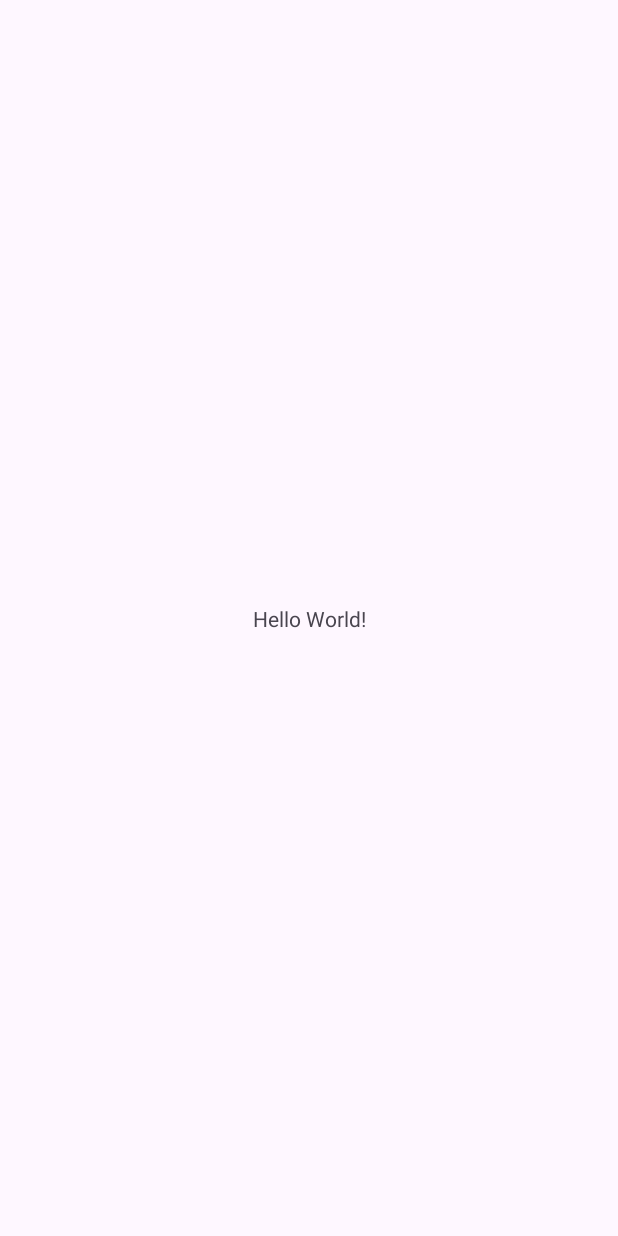
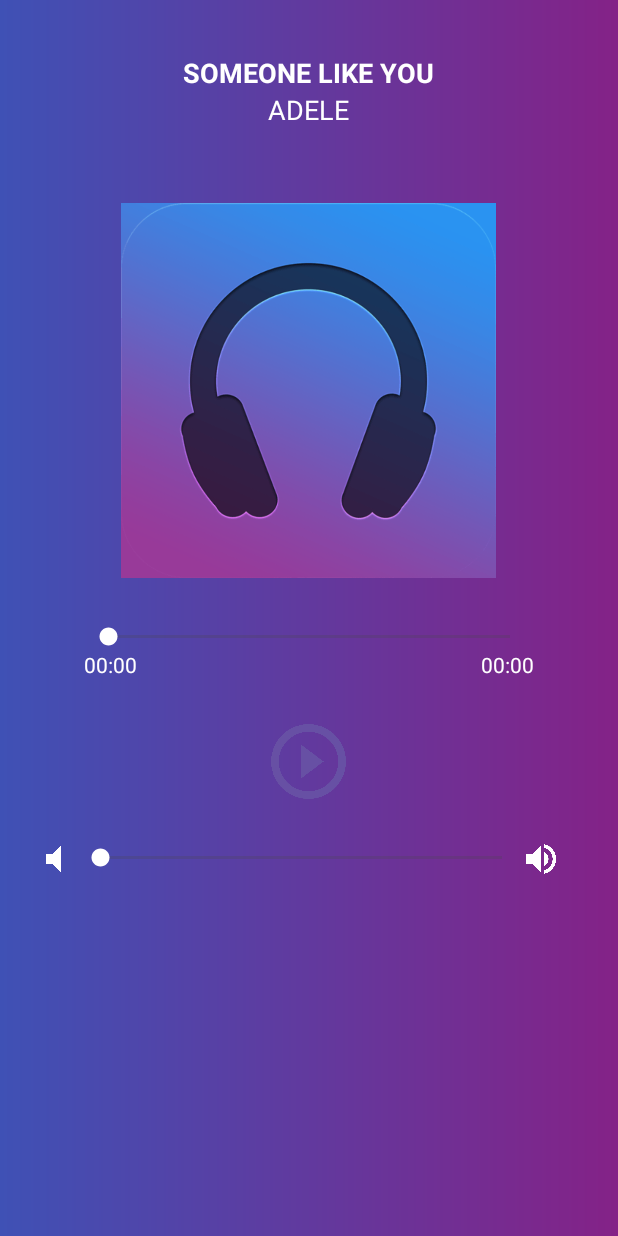
Before and after one commit to BemniT/Mesob-Player, an Android app: the screen it shows after launch (MainActivity), on a phone screen of 412 x 824 dp. Before the commit the screen is almost empty. Run offline under Robolectric (Android 15) with nearby library versions, the phone set to English and light mode, and no system bars.

Commit message:
add xml files

```diff
--- a/app/build.gradle.kts
+++ b/app/build.gradle.kts
@@ -8,7 +8,7 @@ android {
 
     defaultConfig {
         applicationId = "com.example.mesobplayer"
-        minSdk = 24
+        minSdk = 21
         targetSdk = 34
         versionCode = 1
         versionName = "1.0"
--- /dev/null
+++ b/app/src/main/res/drawable/background.xml
@@ -0,0 +1,6 @@
+<?xml version="1.0" encoding="utf-8"?>
+<shape xmlns:android="http://schemas.android.com/apk/res/android">
+
+    <gradient android:startColor="#3F51B5" android:endColor="#842287"/>
+
+</shape>
--- a/app/src/main/res/layout/activity_main.xml
+++ b/app/src/main/res/layout/activity_main.xml
@@ -1,18 +1,100 @@
 <?xml version="1.0" encoding="utf-8"?>
-<androidx.constraintlayout.widget.ConstraintLayout xmlns:android="http://schemas.android.com/apk/res/android"
-    xmlns:app="http://schemas.android.com/apk/res-auto"
+<LinearLayout xmlns:android="http://schemas.android.com/apk/res/android"
     xmlns:tools="http://schemas.android.com/tools"
     android:layout_width="match_parent"
     android:layout_height="match_parent"
+    android:background="@drawable/background"
+    android:gravity="center_horizontal"
+    android:orientation="vertical"
+    android:padding="16dp"
     tools:context=".MainActivity">
 
     <TextView
         android:layout_width="wrap_content"
         android:layout_height="wrap_content"
-        android:text="Hello World!"
-        app:layout_constraintBottom_toBottomOf="parent"
-        app:layout_constraintEnd_toEndOf="parent"
-        app:layout_constraintStart_toStartOf="parent"
-        app:layout_constraintTop_toTopOf="parent" />
+        android:layout_marginTop="20dp"
+        android:text="Someone like you"
+        android:textAllCaps="true"
+        android:textColor="#fff"
+        android:textSize="18sp"
+        android:textStyle="bold" />
 
-</androidx.constraintlayout.widget.ConstraintLayout>
+    <TextView
+        android:layout_width="wrap_content"
+        android:layout_height="wrap_content"
+        android:layout_marginBottom="20dp"
+        android:text="Adele"
+        android:textAllCaps="true"
+        android:textColor="#fff"
+        android:textSize="18sp" />
+
+    <ImageView
+        android:layout_width="250dp"
+        android:layout_height="250dp"
+        android:layout_marginTop="30dp"
+        android:src="@drawable/music" />
+
+    <SeekBar
+        android:id="@+id/seekBarTime"
+        android:layout_width="300dp"
+        android:layout_height="wrap_content"
+        android:layout_marginTop="30dp"
+        android:backgroundTint="#fff"
+        android:progressTint="#fff"
+        android:thumbTint="#fff" />
+
+    <RelativeLayout
+        android:layout_width="300dp"
+        android:layout_height="wrap_content">
+
+        <TextView
+            android:id="@+id/tvTime"
+            android:layout_width="wrap_content"
+            android:layout_height="wrap_content"
+            android:text="00:00"
+            android:textColor="#fff" />
+
+        <TextView
+            android:id="@+id/tvDuration"
+            android:layout_width="wrap_content"
+            android:layout_height="wrap_content"
+            android:layout_alignParentRight="true"
+            android:text="00:00"
+            android:textColor="#fff" />
+
+    </RelativeLayout>
+
+    <Button
+        android:id="@+id/btnPlay"
+        android:layout_width="50dp"
+        android:layout_height="50dp"
+        android:layout_marginTop="30dp"
+        android:background="@drawable/ic_play"/>
+
+    <LinearLayout
+        android:layout_width="350dp"
+        android:layout_height="wrap_content"
+        android:layout_marginTop="30dp"
+        android:orientation="horizontal">
+
+        <ImageView
+            android:layout_width="20dp"
+            android:layout_height="20dp"
+            android:src="@drawable/ic_volume_down"/>
+
+        <SeekBar
+            android:id="@+id/seekBarVolume"
+            android:layout_width="300dp"
+            android:layout_height="wrap_content"
+            android:backgroundTint="#fff"
+            android:progressTint="#fff"
+            android:thumbTint="#fff" />
+
+        <ImageView
+            android:layout_width="20dp"
+            android:layout_height="20dp"
+            android:src="@drawable/ic_volume_up" />
+    </LinearLayout>
+
+
+</LinearLayout>
```
Also changed, not shown: app/src/main/res/drawable/ic_play.png (added), app/src/main/res/drawable/ic_volume_down.png (added), app/src/main/res/drawable/ic_volume_up.png (added), app/src/main/res/drawable/music.png (added).
